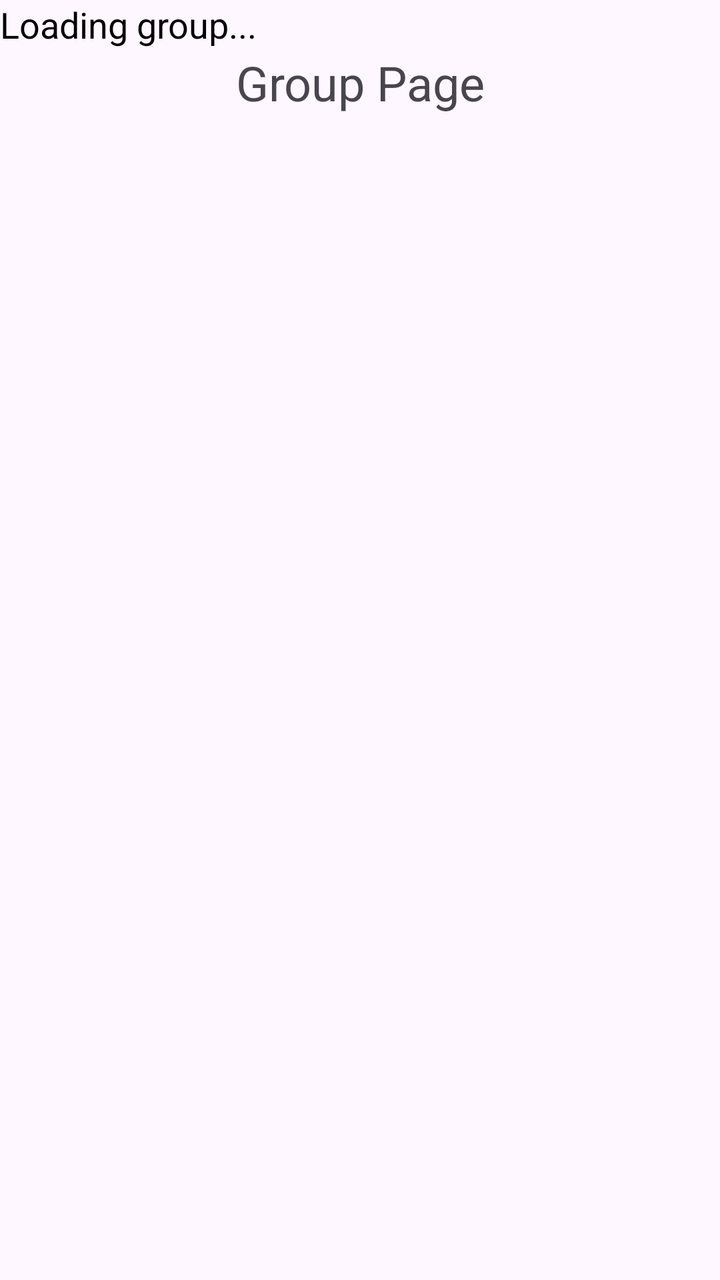
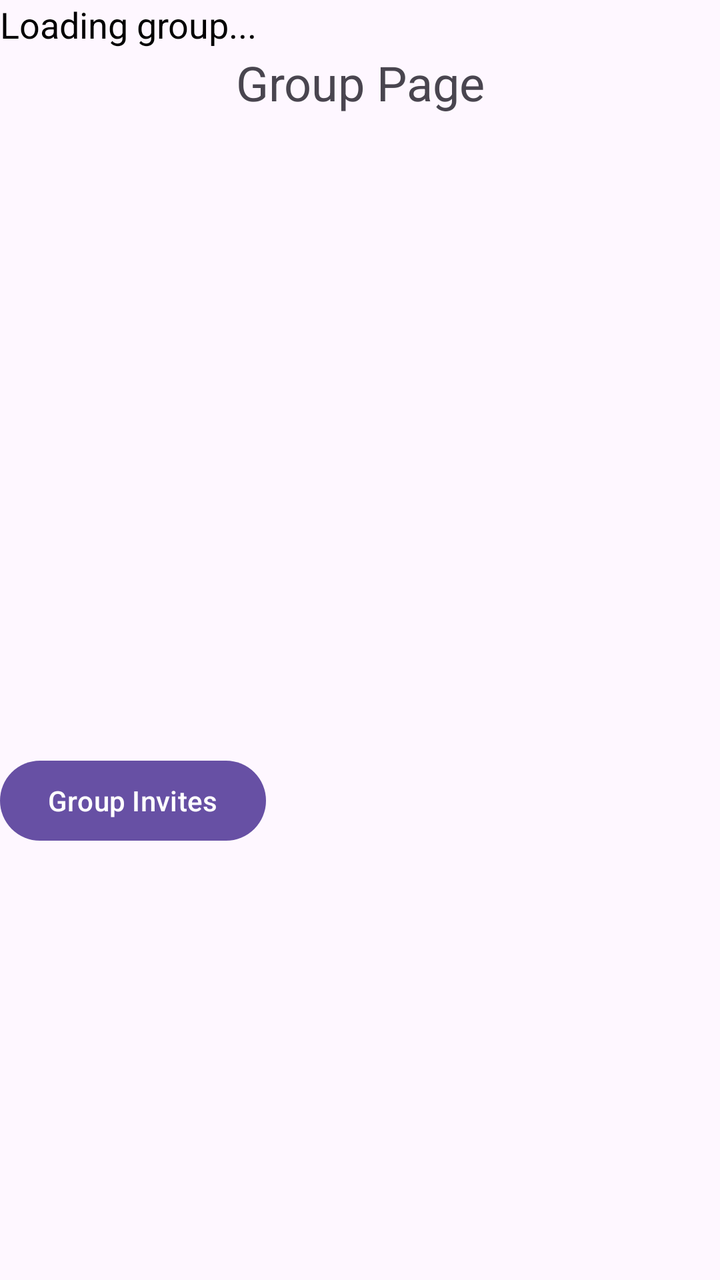

Compare the two renders of this Android layout. The source of the first and the diff that turns it into the second are given below.
<!-- AndroidManifest.xml: application theme Theme.AndroidExample -->
<!-- res/layout/fragment_group.xml -->
<?xml version="1.0" encoding="utf-8"?>
<RelativeLayout xmlns:android="http://schemas.android.com/apk/res/android"
    xmlns:tools="http://schemas.android.com/tools"
    android:layout_width="match_parent"
    android:layout_height="match_parent"
    tools:context=".GroupFragment"
    android:gravity="center"
    android:orientation="vertical">

    <TextView
        android:text="Group Page"
        android:layout_width="match_parent"
        android:layout_height="match_parent"
        android:textSize="24sp"
        android:gravity="center|top"
        android:layout_margin="25dp"/>

    <TextView
        android:id="@+id/groupStatusTextView"
        android:layout_width="wrap_content"
        android:layout_height="wrap_content"
        android:text="Loading group..."
        android:textSize="18sp"
        android:textColor="#000000"/>

</RelativeLayout>
<!-- resources referenced by this layout -->
<resources>
  <style name="Theme.AndroidExample" parent="Base.Theme.AndroidExample" />
  <style name="Base.Theme.AndroidExample" parent="Theme.Material3.DayNight.NoActionBar">
          
          
      </style>
</resources>

<!-- the commit's change to res/layout/fragment_group.xml (unified diff, before → after) -->
@@ -23,4 +23,12 @@
         android:textSize="18sp"
         android:textColor="#000000"/>
 
+    <Button
+        android:id="@+id/viewInvitesButton"
+        android:layout_width="wrap_content"
+        android:layout_height="wrap_content"
+        android:layout_below="@id/groupStatusTextView"
+        android:layout_marginTop="352dp"
+        android:text="Group Invites" />
+
 </RelativeLayout>
